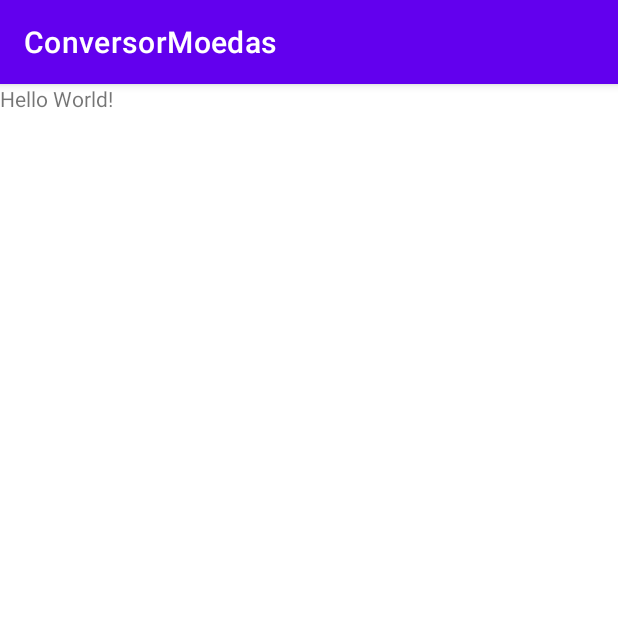
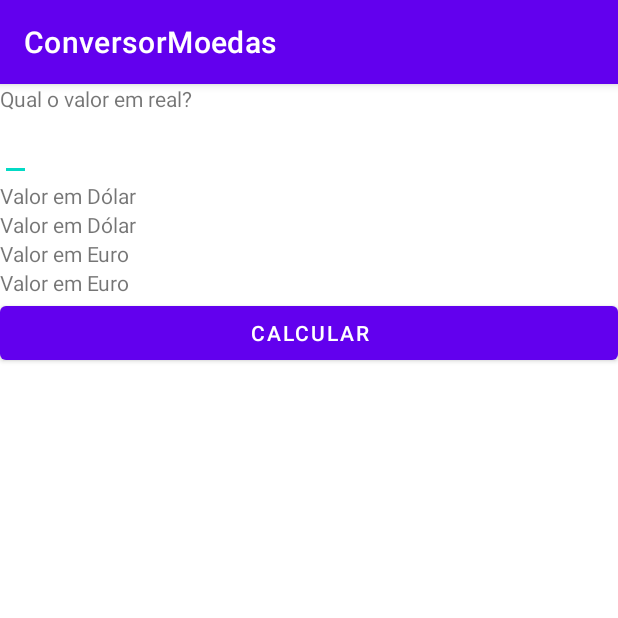
Before and after one commit to warleym/coversordemoedas, an Android app: the screen it shows after launch (MainActivity), on a phone screen of 412 x 824 dp, the top half of it. Run offline under Robolectric (Android 15) with nearby library versions, the phone set to English and light mode, and no system bars.

Commit message:
Criação dos elementos da aplicação

```diff
--- a/app/src/main/java/br/com/progiv/conversormoedas/MainActivity.java
+++ b/app/src/main/java/br/com/progiv/conversormoedas/MainActivity.java
@@ -3,6 +3,7 @@ package br.com.progiv.conversormoedas;
 import androidx.appcompat.app.AppCompatActivity;
 
 import android.os.Bundle;
+import android.widget.EditText;
 
 public class MainActivity extends AppCompatActivity {
 
@@ -10,5 +11,11 @@ public class MainActivity extends AppCompatActivity {
     protected void onCreate(Bundle savedInstanceState) {
         super.onCreate(savedInstanceState);
         setContentView(R.layout.activity_main);
+
+        EditText valor = findViewById(R.id.editValor);
+        valor.getText();
+
+
+
     }
 }
--- a/app/src/main/res/layout/activity_main.xml
+++ b/app/src/main/res/layout/activity_main.xml
@@ -3,6 +3,7 @@
     xmlns:android="http://schemas.android.com/apk/res/android"
     xmlns:app="http://schemas.android.com/apk/res-auto"
     xmlns:tools="http://schemas.android.com/tools"
+    android:orientation="vertical"
     android:layout_width="match_parent"
     android:layout_height="match_parent"
     tools:context=".MainActivity">
@@ -10,10 +11,46 @@
     <TextView
         android:layout_width="wrap_content"
         android:layout_height="wrap_content"
-        android:text="Hello World!"
-        app:layout_constraintBottom_toBottomOf="parent"
-        app:layout_constraintLeft_toLeftOf="parent"
-        app:layout_constraintRight_toRightOf="parent"
-        app:layout_constraintTop_toTopOf="parent" />
+        android:text="@string/qual_o_valor_em_real"
+        />
+
+    <EditText
+        android:layout_width="wrap_content"
+        android:layout_height="wrap_content"
+        android:id="@+id/editValor"
+        android:text=""/>
+
+    <TextView
+        android:layout_width="wrap_content"
+        android:layout_height="wrap_content"
+        android:text="@string/valor_em_dolar"
+        />
+
+    <TextView
+        android:layout_width="wrap_content"
+        android:layout_height="wrap_content"
+        android:text="@string/valor_em_dolar"
+        android:id="@+id/textDolar"
+        />
+
+    <TextView
+        android:layout_width="wrap_content"
+        android:layout_height="wrap_content"
+        android:text="@string/valor_em_euro"
+        />
+
+    <TextView
+        android:layout_width="wrap_content"
+        android:layout_height="wrap_content"
+        android:text="@string/valor_em_euro"
+        android:id="@+id/textEuro"
+        />
+
+    <Button
+        android:layout_width="match_parent"
+        android:layout_height="wrap_content"
+        android:text="@string/calcular"
+        android:id="@+id/buttonCalculate"
+        />
 
 </LinearLayout>
--- a/app/src/main/res/values/strings.xml
+++ b/app/src/main/res/values/strings.xml
@@ -1,3 +1,7 @@
 <resources>
     <string name="app_name">ConversorMoedas</string>
+    <string name="qual_o_valor_em_real">Qual o valor em real?</string>
+    <string name="valor_em_dolar">Valor em Dólar</string>
+    <string name="valor_em_euro">Valor em Euro</string>
+    <string name="calcular">Calcular</string>
 </resources>
```
